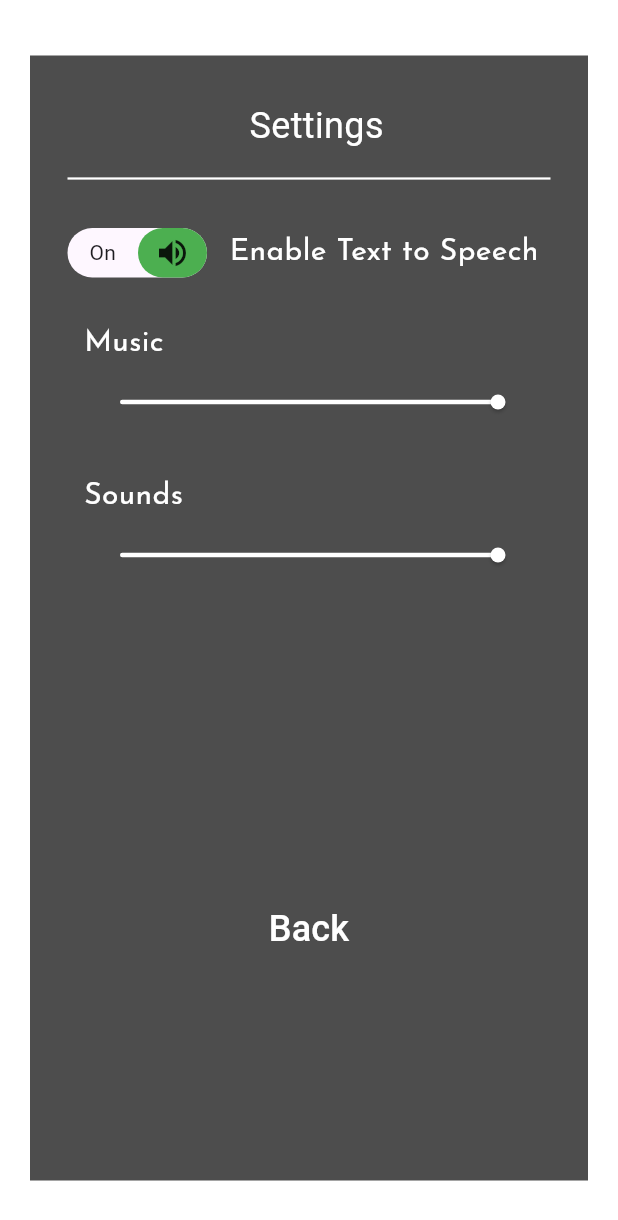
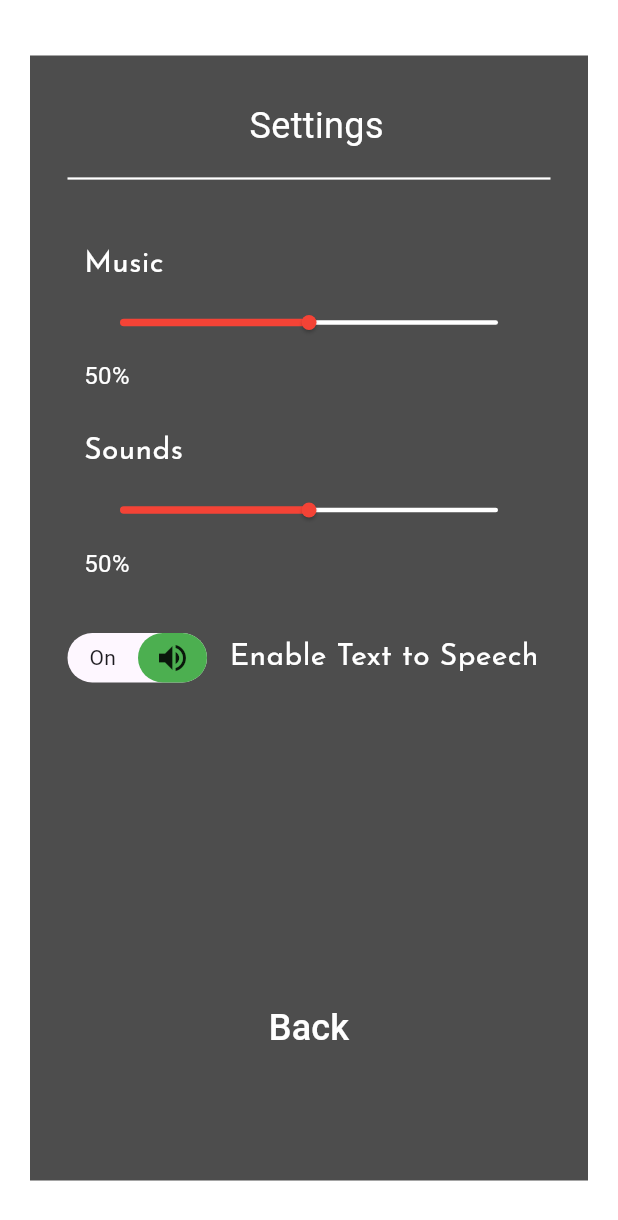
Before and after one commit to tonytoes/Skibidi-Invasion, a Flutter app: the SettingsScreen screen opened directly, on a phone screen of 412 x 824 dp. Shown: the top 1220 px of the screen. Run offline on Flutter 3.47's test engine with Material 3 defaults, Android fonts, the phone set to English and light mode, and no system bars; drawn by our look-alikes of animated_toggle_switch; our stand-ins replace audioplayers, page_transition.

Commit message:
Version 2.11 for commit

```diff
--- a/lib/settings/settings.dart
+++ b/lib/settings/settings.dart
@@ -11,8 +11,8 @@ class SettingsScreen extends StatefulWidget {
 
 class _SettingsScreenState extends State<SettingsScreen> {
   bool firstSwitchValue = true;
-  double val = 1.0;
-  double val1 = 1.0;
+  double vol = 0.5;
+  double vol2 = 0.5;
   @override
   Widget build(BuildContext context) {
     return Scaffold(
@@ -52,42 +52,6 @@ class _SettingsScreenState extends State<SettingsScreen> {
                   ),
 
                   Padding(
-                    padding: EdgeInsets.only(left: 20.0, top: 10.0),
-                    child: Row (
-                      mainAxisAlignment: MainAxisAlignment.start,
-                      children: [
-                        AnimatedToggleSwitch<bool>.dual(
-                          current: firstSwitchValue,
-                          first: false,
-                          second: true,
-                          spacing: 1,
-                          style: const ToggleStyle(
-                            borderColor: Colors.transparent,
-                          ),
-                            borderWidth: 5.0,
-                            height: 43,
-                            onChanged: (b) => setState(() => firstSwitchValue = b),
-                          styleBuilder: (b) => ToggleStyle(
-                              indicatorColor: b ? Colors.green : Colors.red
-                          ),
-                      iconBuilder:  (value) => value
-                            ? const Icon(Icons.volume_up)
-                            : const Icon(Icons.volume_off),
-                            textBuilder: (value) => value
-                            ? const Center(child: Text('On'))
-                            :const Center(child: Text('Off')),
-                        ),
-                        const SizedBox(width: 10),
-                        const Text(
-                          'Enable Text to Speech',
-                          style: TextStyle(color: Colors.white, fontSize: 20, fontFamily: 'JosefinSans', fontWeight: FontWeight.w400),
-                          textAlign: TextAlign.center,
-                        ),
-                      ]
-                    ),
-                  ),
-
-                  Padding(
                     padding: const EdgeInsets.only(top:25),
                     child: Column(
                         crossAxisAlignment: CrossAxisAlignment.start,
@@ -100,23 +64,27 @@ class _SettingsScreenState extends State<SettingsScreen> {
                             width: 300,
                             child: SliderTheme(
                               data: SliderTheme.of(context).copyWith(
-                                trackHeight: 1,
+                                trackHeight: 3,
                                 thumbShape: RoundSliderThumbShape(enabledThumbRadius: 5),
                               ),
                               child: Slider(
-                                  activeColor: Colors.white,
+                                  activeColor: Colors.red,
                                   inactiveColor: Colors.white,
                                   max: 1.0,
                                   min: 0.0,
-                                  value: val,
+                                  value: vol,
                                   onChanged: (value){
                                     setState(() {
-                                      val = value;
+                                      vol = value;
                                     });
                                   }
                               ),
                             ),
                           ),
+                    SizedBox(width: 10),
+                    Text(
+                        '${(vol * 100).round()}%',
+                        style: TextStyle(color: Colors.white, fontSize: 16),)
                         ]
                     ),
                   ),
@@ -134,26 +102,67 @@ class _SettingsScreenState extends State<SettingsScreen> {
                             width: 300,
                             child: SliderTheme(
                               data: SliderTheme.of(context).copyWith(
-                                trackHeight: 1,
+                                trackHeight: 3,
                                 thumbShape: RoundSliderThumbShape(enabledThumbRadius: 5),
                               ),
                               child: Slider(
-                                  activeColor: Colors.white,
+                                  activeColor: Colors.red,
                                   inactiveColor: Colors.white,
                                   max: 1.0,
                                   min: 0.0,
-                                  value: val,
+                                  value: vol2,
                                   onChanged: (value){
                                     setState(() {
-                                      val = value;
+                                      vol2 = value;
                                     });
                                   }
                               ),
                             ),
                           ),
+                          SizedBox(width: 10),
+                          Text(
+                            '${(vol2 * 100).round()}%',
+                            style: TextStyle(color: Colors.white, fontSize: 16),)
                         ]
                     ),
                   ),
+
+                  Padding(
+                    padding: EdgeInsets.only(left: 20.0, top: 30.0),
+                    child: Row (
+                        mainAxisAlignment: MainAxisAlignment.start,
+                        children: [
+                          AnimatedToggleSwitch<bool>.dual(
+                            current: firstSwitchValue,
+                            first: false,
+                            second: true,
+                            spacing: 1,
+                            style: const ToggleStyle(
+                              borderColor: Colors.transparent,
+                            ),
+                            borderWidth: 5.0,
+                            height: 43,
+                            onChanged: (b) => setState(() => firstSwitchValue = b),
+                            styleBuilder: (b) => ToggleStyle(
+                                indicatorColor: b ? Colors.green : Colors.red
+                            ),
+                            iconBuilder:  (value) => value
+                                ? const Icon(Icons.volume_up)
+                                : const Icon(Icons.volume_off),
+                            textBuilder: (value) => value
+                                ? const Center(child: Text('On'))
+                                :const Center(child: Text('Off')),
+                          ),
+                          const SizedBox(width: 10),
+                          const Text(
+                            'Enable Text to Speech',
+                            style: TextStyle(color: Colors.white, fontSize: 20, fontFamily: 'JosefinSans', fontWeight: FontWeight.w400),
+                            textAlign: TextAlign.center,
+                          ),
+                        ]
+                    ),
+                  ),
+
 
                   Padding(
                     padding: const EdgeInsets.only(top:200),
```
Also changed, not shown: lib/scenes/scenario.dart (+13 -11 lines), lib/widgets/help_overlay.dart (added, +75 -0 lines).
